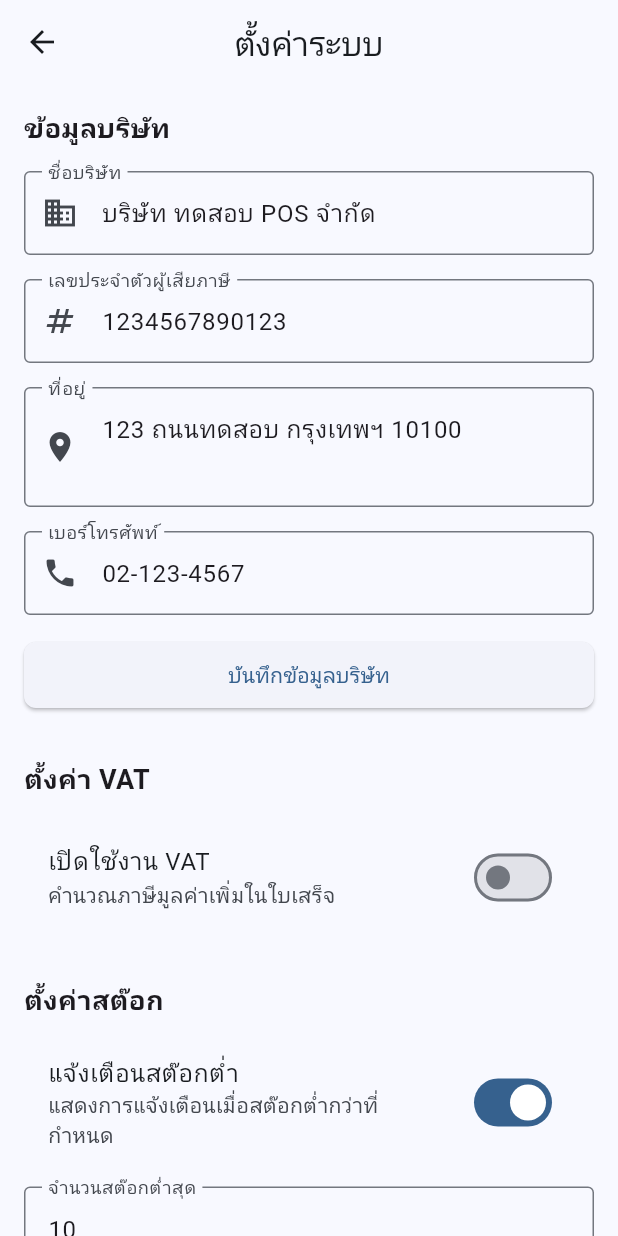
After one commit to chanturbo/pos_erp, a Flutter app: the HomePage screen opened by its route, after a tap on the "settings" icon, on a phone screen of 412 x 824 dp. The commit adds this screen. Run offline on Flutter 3.47's test engine with Material 3 defaults, Android fonts, the phone set to English and light mode, and no system bars; our stand-ins replace dio, drift, fl_chart, flutter_riverpod, flutter_screenutil, google_fonts and 2 more; missing offline and left inert: shelf_router; accounts and stored records are empty; generated files the repository leaves out were written again; network calls fail; Roboto replaces fonts that are missing (Prompt).

Commit message:
Day 19: Add Keyboard Shortcuts, Settings & Export features

```diff
--- /dev/null
+++ b/lib/core/shortcuts/keyboard_shortcuts.dart
@@ -0,0 +1,109 @@
+import 'package:flutter/material.dart';
+import 'package:flutter/services.dart';
+
+class KeyboardShortcuts extends StatelessWidget {
+  final Widget child;
+  final VoidCallback? onPosShortcut;
+  final VoidCallback? onProductShortcut;
+  final VoidCallback? onCustomerShortcut;
+  final VoidCallback? onSalesHistoryShortcut;
+  final VoidCallback? onDashboardShortcut;
+  final VoidCallback? onInventoryShortcut;
+  final VoidCallback? onReportsShortcut;
+
+  const KeyboardShortcuts({
+    super.key,
+    required this.child,
+    this.onPosShortcut,
+    this.onProductShortcut,
+    this.onCustomerShortcut,
+    this.onSalesHistoryShortcut,
+    this.onDashboardShortcut,
+    this.onInventoryShortcut,
+    this.onReportsShortcut,
+  });
+
+  @override
+  Widget build(BuildContext context) {
+    return Shortcuts(
+      shortcuts: {
+        LogicalKeySet(LogicalKeyboardKey.f1): const _PosIntent(),
+        LogicalKeySet(LogicalKeyboardKey.f2): const _ProductIntent(),
+        LogicalKeySet(LogicalKeyboardKey.f3): const _CustomerIntent(),
+        LogicalKeySet(LogicalKeyboardKey.f4): const _SalesHistoryIntent(),
+        LogicalKeySet(LogicalKeyboardKey.f5): const _RefreshIntent(),
+        LogicalKeySet(LogicalKeyboardKey.f10): const _DashboardIntent(),
+        LogicalKeySet(LogicalKeyboardKey.f6): const _InventoryIntent(),
+        LogicalKeySet(LogicalKeyboardKey.f7): const _ReportsIntent(),
+      },
+      child: Actions(
+        actions: {
+          _PosIntent: CallbackAction<_PosIntent>(
+            onInvoke: (_) => onPosShortcut?.call(),
+          ),
+          _ProductIntent: CallbackAction<_ProductIntent>(
+            onInvoke: (_) => onProductShortcut?.call(),
+          ),
+          _CustomerIntent: CallbackAction<_CustomerIntent>(
+            onInvoke: (_) => onCustomerShortcut?.call(),
+          ),
+          _SalesHistoryIntent: CallbackAction<_SalesHistoryIntent>(
+            onInvoke: (_) => onSalesHistoryShortcut?.call(),
+          ),
+          _RefreshIntent: CallbackAction<_RefreshIntent>(
+            onInvoke: (_) {
+              // F5 = Refresh page (handled by individual pages)
+              return null;
+            },
+          ),
+          _DashboardIntent: CallbackAction<_DashboardIntent>(
+            onInvoke: (_) => onDashboardShortcut?.call(),
+          ),
+          _InventoryIntent: CallbackAction<_InventoryIntent>(
+            onInvoke: (_) => onInventoryShortcut?.call(),
+          ),
+          _ReportsIntent: CallbackAction<_ReportsIntent>(
+            onInvoke: (_) => onReportsShortcut?.call(),
+          ),
+        },
+        child: Focus(
+          autofocus: true,
+          child: child,
+        ),
+      ),
+    );
+  }
+}
+
+// Intent Classes
+class _PosIntent extends Intent {
+  const _PosIntent();
+}
+
+class _ProductIntent extends Intent {
+  const _ProductIntent();
+}
+
+class _CustomerIntent extends Intent {
+  const _CustomerIntent();
+}
+
+class _SalesHistoryIntent extends Intent {
+  const _SalesHistoryIntent();
+}
+
+class _RefreshIntent extends Intent {
+  const _RefreshIntent();
+}
+
+class _DashboardIntent extends Intent {
+  const _DashboardIntent();
+}
+
+class _InventoryIntent extends Intent {
+  const _InventoryIntent();
+}
+
+class _ReportsIntent extends Intent {
+  const _ReportsIntent();
+}
--- /dev/null
+++ b/lib/features/settings/presentation/pages/settings_page.dart
@@ -0,0 +1,415 @@
+import 'package:flutter/material.dart';
+import 'package:flutter_riverpod/flutter_riverpod.dart';
+import 'package:shared_preferences/shared_preferences.dart';
+
+// Settings State
+class SettingsState {
+  final String companyName;
+  final String taxId;
+  final String address;
+  final String phone;
+  final double vatRate;
+  final bool enableVat;
+  final bool enableLowStockAlert;
+  final int lowStockThreshold;
+
+  SettingsState({
+    this.companyName = 'บริษัท ทดสอบ POS จำกัด',
+    this.taxId = '1234567890123',
+    this.address = '123 ถนนทดสอบ กรุงเทพฯ 10100',
+    this.phone = '02-123-4567',
+    this.vatRate = 7.0,
+    this.enableVat = false,
+    this.enableLowStockAlert = true,
+    this.lowStockThreshold = 10,
+  });
+
+  SettingsState copyWith({
+    String? companyName,
+    String? taxId,
+    String? address,
+    String? phone,
+    double? vatRate,
+    bool? enableVat,
+    bool? enableLowStockAlert,
+    int? lowStockThreshold,
+  }) {
+    return SettingsState(
+      companyName: companyName ?? this.companyName,
+      taxId: taxId ?? this.taxId,
+      address: address ?? this.address,
+      phone: phone ?? this.phone,
+      vatRate: vatRate ?? this.vatRate,
+      enableVat: enableVat ?? this.enableVat,
+      enableLowStockAlert: enableLowStockAlert ?? this.enableLowStockAlert,
+      lowStockThreshold: lowStockThreshold ?? this.lowStockThreshold,
+    );
+  }
+}
+
+// ✅ Settings Notifier (Riverpod 2.0+ style)
+class SettingsNotifier extends Notifier<SettingsState> {
+  @override
+  SettingsState build() {
+    _loadSettings();
+    return SettingsState();
+  }
+
+  Future<void> _loadSettings() async {
+    final prefs = await SharedPreferences.getInstance();
+
+    state = state.copyWith(
+      companyName: prefs.getString('company_name'),
+      taxId: prefs.getString('tax_id'),
+      address: prefs.getString('address'),
+      phone: prefs.getString('phone'),
+      vatRate: prefs.getDouble('vat_rate'),
+      enableVat: prefs.getBool('enable_vat'),
+      enableLowStockAlert: prefs.getBool('enable_low_stock_alert'),
+      lowStockThreshold: prefs.getInt('low_stock_threshold'),
+    );
+  }
+
+  Future<void> updateCompanyInfo({
+    String? companyName,
+    String? taxId,
+    String? address,
+    String? phone,
+  }) async {
+    final prefs = await SharedPreferences.getInstance();
+
+    if (companyName != null) {
+      await prefs.setString('company_name', companyName);
+    }
+    if (taxId != null) {
+      await prefs.setString('tax_id', taxId);
+    }
+    if (address != null) {
+      await prefs.setString('address', address);
+    }
+    if (phone != null) {
+      await prefs.setString('phone', phone);
+    }
+
+    state = state.copyWith(
+      companyName: companyName,
+      taxId: taxId,
+      address: address,
+      phone: phone,
+    );
+  }
+
+  Future<void> updateVatSettings({
+    double? vatRate,
+    bool? enableVat,
+  }) async {
+    final prefs = await SharedPreferences.getInstance();
+
+    if (vatRate != null) {
+      await prefs.setDouble('vat_rate', vatRate);
+    }
+    if (enableVat != null) {
+      await prefs.setBool('enable_vat', enableVat);
+    }
+
+    state = state.copyWith(
+      vatRate: vatRate,
+      enableVat: enableVat,
+    );
+  }
+
+  Future<void> updateStockSettings({
+    bool? enableLowStockAlert,
+    int? lowStockThreshold,
+  }) async {
+    final prefs = await SharedPreferences.getInstance();
+
+    if (enableLowStockAlert != null) {
+      await prefs.setBool('enable_low_stock_alert', enableLowStockAlert);
+    }
+    if (lowStockThreshold != null) {
+      await prefs.setInt('low_stock_threshold', lowStockThreshold);
+    }
+
+    state = state.copyWith(
+      enableLowStockAlert: enableLowStockAlert,
+      lowStockThreshold: lowStockThreshold,
+    );
+  }
+}
+
+// ✅ Settings Provider (Riverpod 2.0+ style)
+final settingsProvider = NotifierProvider<SettingsNotifier, SettingsState>(() {
+  return SettingsNotifier();
+});
+
+class SettingsPage extends ConsumerStatefulWidget {
+  const SettingsPage({super.key});
+
+  @override
+  ConsumerState<SettingsPage> createState() => _SettingsPageState();
+}
+
+class _SettingsPageState extends ConsumerState<SettingsPage> {
+  final _formKey = GlobalKey<FormState>();
+  late TextEditingController _companyNameController;
+  late TextEditingController _taxIdController;
+  late TextEditingController _addressController;
+  late TextEditingController _phoneController;
+  late TextEditingController _vatRateController;
+  late TextEditingController _lowStockThresholdController;
+
+  @override
+  void initState() {
+    super.initState();
+    final settings = ref.read(settingsProvider);
+    _companyNameController = TextEditingController(text: settings.companyName);
+    _taxIdController = TextEditingController(text: settings.taxId);
+    _addressController = TextEditingController(text: settings.address);
+    _phoneController = TextEditingController(text: settings.phone);
+    _vatRateController = TextEditingController(text: settings.vatRate.toString());
+    _lowStockThresholdController = TextEditingController(text: settings.lowStockThreshold.toString());
+  }
+
+  @override
+  void dispose() {
+    _companyNameController.dispose();
+    _taxIdController.dispose();
+    _addressController.dispose();
+    _phoneController.dispose();
+    _vatRateController.dispose();
+    _lowStockThresholdController.dispose();
+    super.dispose();
+  }
+
+  @override
+  Widget build(BuildContext context) {
+    final settings = ref.watch(settingsProvider);
+
+    return Scaffold(
+      appBar: AppBar(
+        title: const Text('ตั้งค่าระบบ'),
+      ),
+      body: Form(
+        key: _formKey,
+        child: ListView(
+          padding: const EdgeInsets.all(16),
+          children: [
+            // Company Info Section
+            _buildSectionTitle('ข้อมูลบริษัท'),
+            const SizedBox(height: 16),
+
+            TextFormField(
+              controller: _companyNameController,
+              decoration: const InputDecoration(
+                labelText: 'ชื่อบริษัท',
+                border: OutlineInputBorder(),
+                prefixIcon: Icon(Icons.business),
+              ),
+            ),
+            const SizedBox(height: 16),
+
+            TextFormField(
+              controller: _taxIdController,
+              decoration: const InputDecoration(
+                labelText: 'เลขประจำตัวผู้เสียภาษี',
+                border: OutlineInputBorder(),
+                prefixIcon: Icon(Icons.numbers),
+              ),
+            ),
+            const SizedBox(height: 16),
+
+            TextFormField(
+              controller: _addressController,
+              decoration: const InputDecoration(
+                labelText: 'ที่อยู่',
+                border: OutlineInputBorder(),
+                prefixIcon: Icon(Icons.location_on),
+              ),
+              maxLines: 2,
+            ),
+            const SizedBox(height: 16),
+
+            TextFormField(
+              controller: _phoneController,
+              decoration: const InputDecoration(
+                labelText: 'เบอร์โทรศัพท์',
+                border: OutlineInputBorder(),
+                prefixIcon: Icon(Icons.phone),
+              ),
+            ),
+            const SizedBox(height: 16),
+
+            ElevatedButton(
+              onPressed: () async {
+                await ref.read(settingsProvider.notifier).updateCompanyInfo(
+                  companyName: _companyNameController.text,
+                  taxId: _taxIdController.text,
+                  address: _addressController.text,
+                  phone: _phoneController.text,
+                );
+
+                if (context.mounted) {
+                  ScaffoldMessenger.of(context).showSnackBar(
+                    const SnackBar(content: Text('บันทึกข้อมูลบริษัทสำเร็จ')),
+                  );
+                }
+              },
+              child: const Text('บันทึกข้อมูลบริษัท'),
+            ),
+
+            const SizedBox(height: 32),
+
+            // VAT Section
+            _buildSectionTitle('ตั้งค่า VAT'),
+            const SizedBox(height: 16),
+
+            SwitchListTile(
+              title: const Text('เปิดใช้งาน VAT'),
+              subtitle: const Text('คำนวณภาษีมูลค่าเพิ่มในใบเสร็จ'),
+              value: settings.enableVat,
+              onChanged: (value) {
+                ref.read(settingsProvider.notifier).updateVatSettings(
+                  enableVat: value,
+                );
+              },
+            ),
+
+            if (settings.enableVat) ...[
+              const SizedBox(height: 16),
+              TextFormField(
+                controller: _vatRateController,
+                decoration: const InputDecoration(
+                  labelText: 'อัตรา VAT',
+                  border: OutlineInputBorder(),
+                  suffixText: '%',
+                ),
+                keyboardType: TextInputType.number,
+              ),
+              const SizedBox(height: 16),
+              ElevatedButton(
+                onPressed: () async {
+                  final vatRate = double.tryParse(_vatRateController.text);
+                  if (vatRate != null) {
+                    await ref.read(settingsProvider.notifier).updateVatSettings(
+                      vatRate: vatRate,
+                    );
+
+                    if (context.mounted) {
+                      ScaffoldMessenger.of(context).showSnackBar(
+                        const SnackBar(content: Text('บันทึกการตั้งค่า VAT สำเร็จ')),
+                      );
+                    }
+                  }
+                },
+                child: const Text('บันทึกการตั้งค่า VAT'),
+              ),
+            ],
+
+            const SizedBox(height: 32),
+
+            // Stock Alert Section
+            _buildSectionTitle('ตั้งค่าสต๊อก'),
+            const SizedBox(height: 16),
+
+            SwitchListTile(
+              title: const Text('แจ้งเตือนสต๊อกต่ำ'),
+              subtitle: const Text('แสดงการแจ้งเตือนเมื่อสต๊อกต่ำกว่าที่กำหนด'),
+              value: settings.enableLowStockAlert,
+              onChanged: (value) {
+                ref.read(settingsProvider.notifier).updateStockSettings(
+                  enableLowStockAlert: value,
+                );
+              },
+            ),
+
+            if (settings.enableLowStockAlert) ...[
+              const SizedBox(height: 16),
+              TextFormField(
+                controller: _lowStockThresholdController,
+                decoration: const InputDecoration(
+                  labelText: 'จำนวนสต๊อกต่ำสุด',
+                  border: OutlineInputBorder(),
+                  helperText: 'แจ้งเตือนเมื่อสต๊อกต่ำกว่าจำนวนนี้',
+                ),
+                keyboardType: TextInputType.number,
+              ),
+              const SizedBox(height: 16),
+              ElevatedButton(
+                onPressed: () async {
+                  final threshold = int.tryParse(_lowStockThresholdController.text);
+                  if (threshold != null) {
+                    await ref.read(settingsProvider.notifier).updateStockSettings(
+                      lowStockThreshold: threshold,
+                    );
+
+                    if (context.mounted) {
+                      ScaffoldMessenger.of(context).showSnackBar(
+                        const SnackBar(content: Text('บันทึกการตั้งค่าสต๊อกสำเร็จ')),
+                      );
+                    }
+                  }
+                },
+                child: const Text('บันทึกการตั้งค่าสต๊อก'),
+              ),
+            ],
+
+            const SizedBox(height: 32),
+
+            // Keyboard Shortcuts Info
+            _buildSectionTitle('ปุ่มลัด'),
+            const SizedBox(height: 16),
+
+            _buildShortcutInfo('F1', 'เปิดหน้าจุดขาย (POS)'),
+            _buildShortcutInfo('F2', 'เปิดหน้าจัดการสินค้า'),
+            _buildShortcutInfo('F3', 'เปิดหน้าจัดการลูกค้า'),
+            _buildShortcutInfo('F4', 'เปิดหน้าประวัติการขาย'),
+            _buildShortcutInfo('F5', 'รีเฟรชหน้า'),
+            _buildShortcutInfo('F6', 'เปิดหน้าคลังสินค้า'),
+            _buildShortcutInfo('F7', 'เปิดหน้ารายงาน'),
+            _buildShortcutInfo('F10', 'เปิดหน้า Dashboard'),
+            _buildShortcutInfo('ESC', 'ยกเลิก/ปิด'),
+          ],
+        ),
+      ),
+    );
+  }
+
+  Widget _buildSectionTitle(String title) {
+    return Text(
+      title,
+      style: const TextStyle(
+        fontSize: 18,
+        fontWeight: FontWeight.bold,
+      ),
+    );
+  }
+
+  Widget _buildShortcutInfo(String key, String description) {
+    return Padding(
+      padding: const EdgeInsets.only(bottom: 8),
+      child: Row(
+        children: [
+          Container(
+            padding: const EdgeInsets.symmetric(horizontal: 12, vertical: 4),
+            decoration: BoxDecoration(
+              color: Colors.grey[300],
+              borderRadius: BorderRadius.circular(4),
+            ),
+            child: Text(
+              key,
+              style: const TextStyle(
+                fontWeight: FontWeight.bold,
+                fontFamily: 'monospace',
+              ),
+            ),
+          ),
+          const SizedBox(width: 16),
+          Expanded(
+            child: Text(description),
+          ),
+        ],
+      ),
+    );
+  }
+}
```
Also changed, not shown: lib/core/utils/csv_export.dart (added, +49 -0 lines), lib/core/widgets/loading_overlay.dart (added, +34 -0 lines), lib/features/home/presentation/pages/home_page.dart (+59 -1 lines), lib/features/inventory/presentation/pages/stock_balance_page.dart (+6 -1 lines), lib/features/reports/presentation/pages/reports_page.dart (+60 -0 lines).
